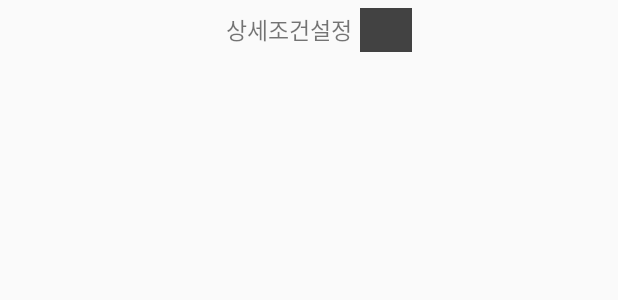
After one commit to hye-rong/startup, an Android app: the layout except_map_fragment.xml on its own in the app's theme, with its tools: preview values and no code run, on a phone screen of 412 x 824 dp. The commit adds this screen. Shown: the top 300 px of the screen. Run offline under Robolectric (Android 15) with nearby library versions, the phone set to English and light mode, and no system bars.

Commit message:
change map fragment

```diff
--- a/app/src/main/java/com/example/mystartup/ui/map/CafeRecyclerAdapter.kt
+++ b/app/src/main/java/com/example/mystartup/ui/map/CafeRecyclerAdapter.kt
@@ -39,7 +39,7 @@ class CafeRecyclerAdapter(
     @SuppressLint("CheckResult")
     override fun onBindViewHolder(holder: ViewHolder, position: Int) {
         Glide.with(cafeActivity)
-            .load(list.get(position).cafeDistrict)
+            .load(list.get(position).cafeURL)
             .fitCenter()
             .into(holder.cafeImage)
         holder.cafeName.setText( list.get(position).cafeName )
--- a/app/src/main/java/com/example/mystartup/ui/map/MapFragment.kt
+++ b/app/src/main/java/com/example/mystartup/ui/map/MapFragment.kt
@@ -7,6 +7,7 @@ import android.view.ViewGroup
 import android.widget.Button
 import android.widget.Toast
 import androidx.fragment.app.Fragment
+import androidx.fragment.app.FragmentManager
 import com.example.mystartup.R
 import com.google.android.gms.maps.*
 import com.google.android.gms.maps.model.BitmapDescriptorFactory
@@ -31,10 +32,11 @@ class MapFragment : Fragment(), OnMapReadyCallback {
 
     override fun onViewCreated(view: View, savedInstanceState: Bundle?) {
         super.onViewCreated(view, savedInstanceState)
-        val hideShowBtn = view.findViewById<Button>(R.id.hide_map_show)
+        /*val hideShowBtn = view.findViewById<Button>(R.id.hide_map_show)
         hideShowBtn.setOnClickListener {
             Toast.makeText(context, "CLICK", Toast.LENGTH_SHORT).show()
-        }
+
+        }*/
     }
 
     override fun onMapReady(p0: GoogleMap?) {
--- /dev/null
+++ b/app/src/main/res/layout/except_map_fragment.xml
@@ -0,0 +1,40 @@
+<?xml version="1.0" encoding="utf-8"?>
+<LinearLayout
+    xmlns:android="http://schemas.android.com/apk/res/android"
+    android:layout_width="match_parent"
+    android:layout_height="match_parent"
+    android:orientation="vertical">
+    <LinearLayout
+        android:layout_width="match_parent"
+        android:layout_height="40dp"
+        android:padding="5dp"
+        android:orientation="horizontal">
+        <TextView
+            android:id="@+id/detail"
+            android:layout_width="0dp"
+            android:layout_weight="4"
+            android:layout_height="match_parent"
+            android:text="상세조건설정"
+            android:textSize="15dp"
+            android:gravity="right|center"/>
+
+        <LinearLayout
+            android:layout_width="0dp"
+            android:layout_height="match_parent"
+            android:layout_weight="3">
+
+            <ImageView
+                android:layout_width="40dp"
+                android:layout_height="match_parent"
+                android:layout_gravity="center"
+                android:paddingLeft="5dp"
+                android:src="@color/cardview_dark_background" />
+        </LinearLayout>
+    </LinearLayout>
+
+    <androidx.recyclerview.widget.RecyclerView
+        android:id="@+id/cafe_recycler_view"
+        android:layout_width="match_parent"
+        android:layout_height="match_parent"/>
+
+</LinearLayout>
```
Also changed, not shown: app/src/main/java/com/example/mystartup/ui/map/CafeActivity.kt (+5 -18 lines), app/src/main/java/com/example/mystartup/ui/map/ListAndDetailFragment.kt (added, +50 -0 lines), app/src/main/res/anim/anim_translate_up.xml (added, +9 -0 lines), app/src/main/res/layout/activity_cafe.xml (+12 -34 lines), app/src/main/res/layout/cafe_list.xml (+8 -4 lines), app/src/main/res/layout/google_map.xml (+1 -6 lines).
